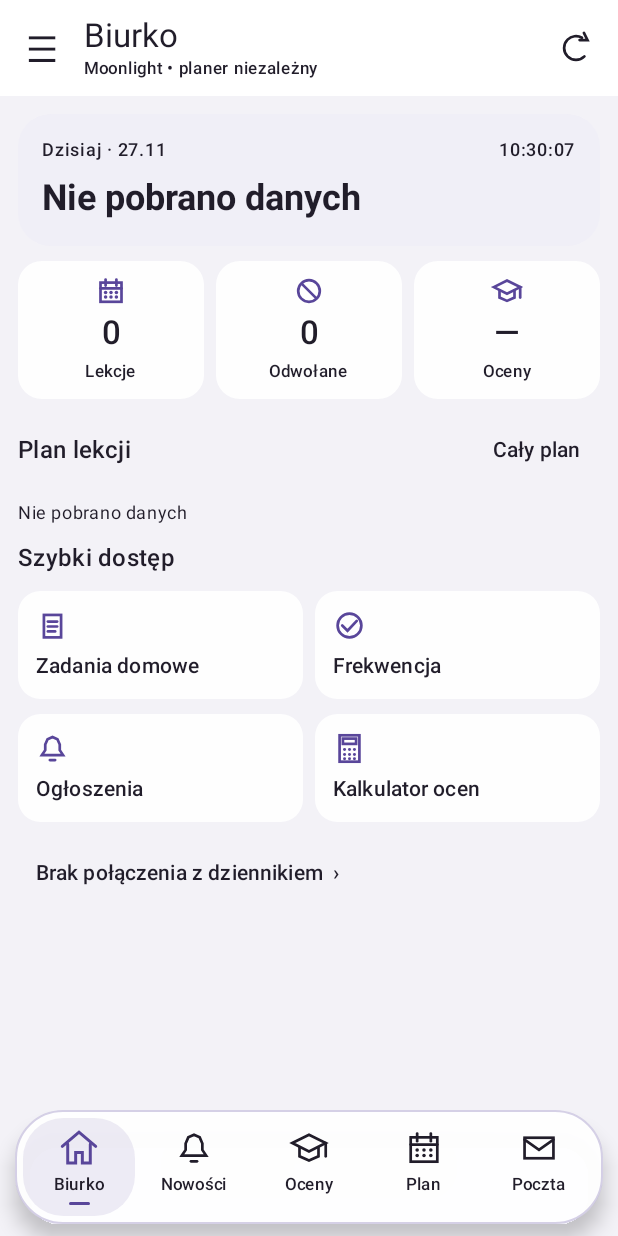
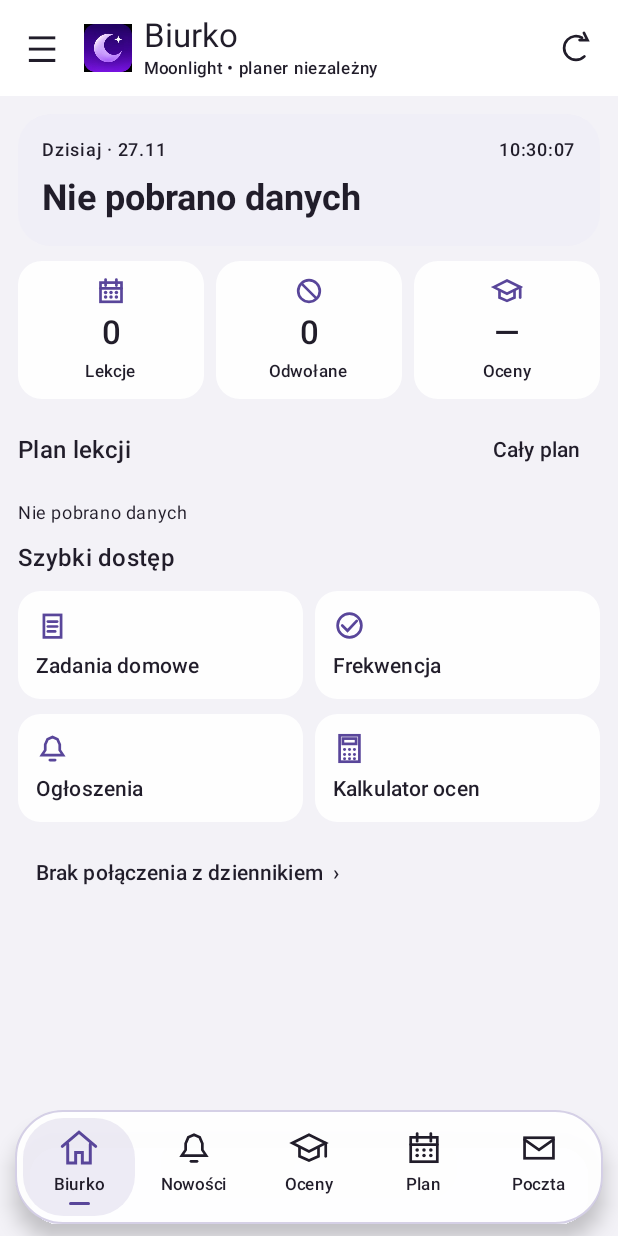
Before and after one commit to 0wertyx/Moonlight, an Android app built with Jetpack Compose: the screen it shows after launch (MainActivity), on a phone screen of 412 x 824 dp. Run offline under Robolectric (Android 15) with nearby library versions, the phone set to English and light mode, and no system bars; pictures from the network do not load.

Commit message:
Use approved Moonlight logo for launcher, startup and navigation header

```diff
--- a/app/build.gradle.kts
+++ b/app/build.gradle.kts
@@ -10,8 +10,8 @@ android {
         applicationId = "com.moonlight.school"
         minSdk = 26
         targetSdk = 35
-        versionCode = 53
-        versionName = "0.7.39"
+        versionCode = 54
+        versionName = "0.7.40"
     }
     buildFeatures { compose = true; buildConfig = true }
     val persistentKey = System.getenv("MOONLIGHT_KEYSTORE_PATH")
--- a/app/src/main/AndroidManifest.xml
+++ b/app/src/main/AndroidManifest.xml
@@ -1,6 +1,6 @@
 <manifest xmlns:android="http://schemas.android.com/apk/res/android">
     <uses-permission android:name="android.permission.INTERNET"/>
-    <application android:name=".MoonlightApplication" android:usesCleartextTraffic="false" android:label="Moonlight" android:theme="@android:style/Theme.Material.NoActionBar" android:allowBackup="false" android:supportsRtl="true">
+    <application android:name=".MoonlightApplication" android:usesCleartextTraffic="false" android:label="Moonlight" android:icon="@drawable/moonlight_logo" android:roundIcon="@drawable/moonlight_logo" android:theme="@android:style/Theme.Material.NoActionBar" android:allowBackup="false" android:supportsRtl="true">
         <activity android:name=".PortalActivity" android:exported="false"/>
         <activity android:name=".MainActivity" android:exported="true">
             <intent-filter>
--- a/app/src/main/java/com/moonlight/school/MainActivity.kt
+++ b/app/src/main/java/com/moonlight/school/MainActivity.kt
@@ -262,7 +262,10 @@ private fun SchoolApp(context: Context, initialSnapshot: SnapshotState, initialH
             Column(Modifier.fillMaxHeight()) {
             LazyColumn(state = drawerListState, modifier = Modifier.weight(1f), contentPadding = PaddingValues(12.dp), verticalArrangement = Arrangement.spacedBy(3.dp)) {
                 item {
-                    Text("☾ Moonlight", style = MaterialTheme.typography.headlineMedium, modifier = Modifier.padding(12.dp))
+                    Row(Modifier.padding(12.dp), verticalAlignment = Alignment.CenterVertically, horizontalArrangement = Arrangement.spacedBy(10.dp)) {
+                        MoonlightLogo(40.dp)
+                        Text("Moonlight", style = MaterialTheme.typography.headlineMedium)
+                    }
                     Text(tr("Niezależny planer szkolny"), modifier = Modifier.padding(horizontal = 12.dp))
                     HorizontalDivider(Modifier.padding(vertical = 12.dp))
                     Text(tr("Dziennik ucznia"), style = MaterialTheme.typography.labelLarge, modifier = Modifier.padding(12.dp))
@@ -287,7 +290,12 @@ private fun SchoolApp(context: Context, initialSnapshot: SnapshotState, initialH
             topBar = {
                 Column {
                     TopAppBar(
-                        title = { Column { Text(tr(module.title)); Text(tr("Moonlight • planer niezależny"), style = MaterialTheme.typography.labelSmall) } },
+                        title = {
+                            Row(verticalAlignment = Alignment.CenterVertically, horizontalArrangement = Arrangement.spacedBy(8.dp)) {
+                                MoonlightLogo(32.dp)
+                                Column { Text(tr(module.title)); Text(tr("Moonlight • planer niezależny"), style = MaterialTheme.typography.labelSmall) }
+                            }
+                        },
                         navigationIcon = { IconButton(onClick = { scope.launch { drawer.open() } }) { Text("☰", style = MaterialTheme.typography.headlineSmall) } },
                         actions = { IconButton(onClick = { if (module == Module.Messages && state.portalEnabled) PortalAutoSync.refreshMail(context) else if (state.connected || state.portalEnabled) SnapshotSync.refresh(context, if (module == Module.Schedule) date.toString() else null) else select(Module.Connection) }) { DashboardIcon("Refresh", 24.dp, MaterialTheme.colorScheme.onSurface) } }
                     )
--- a/app/src/main/java/com/moonlight/school/MoonlightStartup.kt
+++ b/app/src/main/java/com/moonlight/school/MoonlightStartup.kt
@@ -1,14 +1,15 @@
 package com.moonlight.school
 
 import android.content.SharedPreferences
-import androidx.compose.foundation.Canvas
+import androidx.compose.foundation.Image
 import androidx.compose.foundation.background
 import androidx.compose.foundation.layout.*
 import androidx.compose.material3.*
 import androidx.compose.runtime.Composable
 import androidx.compose.ui.Alignment
 import androidx.compose.ui.Modifier
-import androidx.compose.ui.geometry.Offset
+import androidx.compose.ui.res.painterResource
+import androidx.compose.ui.unit.Dp
 import androidx.compose.ui.graphics.Brush
 import androidx.compose.ui.graphics.Color
 import androidx.compose.ui.text.font.FontWeight
@@ -30,12 +31,7 @@ internal fun MoonlightStartupScreen(failed: Boolean, retry: () -> Unit) {
         Box(Modifier.fillMaxSize().background(Brush.verticalGradient(listOf(background, Color(0xFF30234A))))
             .systemBarsPadding(), contentAlignment = Alignment.Center) {
             Column(horizontalAlignment = Alignment.CenterHorizontally, verticalArrangement = Arrangement.spacedBy(18.dp)) {
-                Canvas(Modifier.size(88.dp)) {
-                    val r = size.minDimension * .38f
-                    drawCircle(accent, r, center)
-                    drawCircle(Color(0xFF211A34), r * .91f, center + Offset(r * .52f, -r * .34f))
-                    drawCircle(Color.White, 2.dp.toPx(), Offset(size.width * .79f, size.height * .23f))
-                }
+                MoonlightLogo(88.dp)
                 Text("Moonlight", color = Color.White, style = MaterialTheme.typography.headlineLarge, fontWeight = FontWeight.SemiBold)
                 if (failed) {
                     Text("Unable to load local data", color = accent, style = MaterialTheme.typography.bodyMedium)
@@ -47,3 +43,9 @@ internal fun MoonlightStartupScreen(failed: Boolean, retry: () -> Unit) {
         }
     }
 }
+
+@Composable
+internal fun MoonlightLogo(size: Dp) {
+    Image(painter = painterResource(R.drawable.moonlight_logo), contentDescription = null,
+        modifier = Modifier.size(size))
+}
```
Also changed, not shown: app/src/main/res/drawable-nodpi/moonlight_logo.webp (added).
